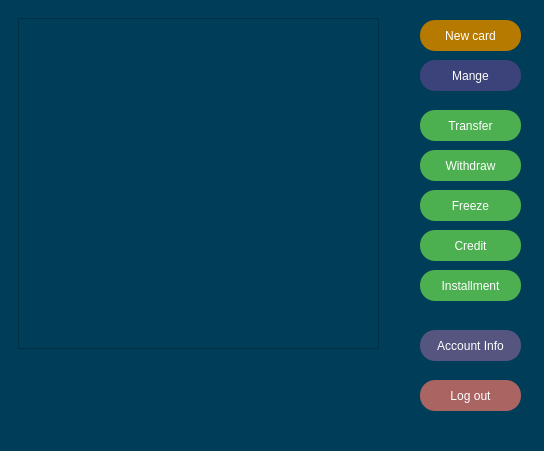
Old version of the form modules/view/clientwindow.ui in the repository ZhekLu/financial-system.
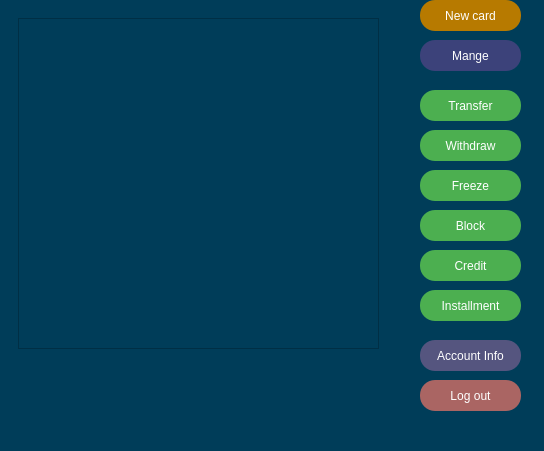
New version of the form.

Commit message: User block request

What changed in the file:
```diff
--- a/modules/view/clientwindow.ui
+++ b/modules/view/clientwindow.ui
@@ -21,7 +21,7 @@
     <property name="geometry">
      <rect>
       <x>420</x>
-      <y>230</y>
+      <y>250</y>
       <width>101</width>
       <height>31</height>
      </rect>
@@ -59,7 +59,7 @@
     <property name="geometry">
      <rect>
       <x>420</x>
-      <y>150</y>
+      <y>130</y>
       <width>101</width>
       <height>31</height>
      </rect>
@@ -97,7 +97,7 @@
     <property name="geometry">
      <rect>
       <x>420</x>
-      <y>190</y>
+      <y>170</y>
       <width>101</width>
       <height>31</height>
      </rect>
@@ -135,7 +135,7 @@
     <property name="geometry">
      <rect>
       <x>420</x>
-      <y>20</y>
+      <y>0</y>
       <width>101</width>
       <height>31</height>
      </rect>
@@ -173,7 +173,7 @@
     <property name="geometry">
      <rect>
       <x>420</x>
-      <y>330</y>
+      <y>340</y>
       <width>101</width>
       <height>31</height>
      </rect>
@@ -249,7 +249,7 @@
     <property name="geometry">
      <rect>
       <x>420</x>
-      <y>110</y>
+      <y>90</y>
       <width>101</width>
       <height>31</height>
      </rect>
@@ -928,7 +928,7 @@
     <property name="geometry">
      <rect>
       <x>420</x>
-      <y>270</y>
+      <y>290</y>
       <width>101</width>
       <height>31</height>
      </rect>
@@ -966,7 +966,7 @@
     <property name="geometry">
      <rect>
       <x>420</x>
-      <y>60</y>
+      <y>40</y>
       <width>101</width>
       <height>31</height>
      </rect>
@@ -1000,6 +1000,44 @@
      <string>Mange</string>
     </property>
    </widget>
+   <widget class="QPushButton" name="block_but">
+    <property name="geometry">
+     <rect>
+      <x>420</x>
+      <y>210</y>
+      <width>101</width>
+      <height>31</height>
+     </rect>
+    </property>
+    <property name="font">
+     <font>
+      <pointsize>-1</pointsize>
+      <underline>false</underline>
+      <strikeout>false</strikeout>
+     </font>
+    </property>
+    <property name="cursor">
+     <cursorShape>PointingHandCursor</cursorShape>
+    </property>
+    <property name="styleSheet">
+     <string notr="true">QPushButton {
+  font-size: 12px;
+  text-align: center;
+  text-decoration: none;
+  outline: none;
+  color: #fff;
+  background-color: #4CAF50;
+  border: none;
+  border-radius: 15px;
+}
+QPushButton:hover{
+ background-color: rgb(85, 195, 89);
+}</string>
+    </property>
+    <property name="text">
+     <string>Block</string>
+    </property>
+   </widget>
   </widget>
   <widget class="QMenuBar" name="menubar">
    <property name="geometry">
```
The commit also changes 7 other files.
